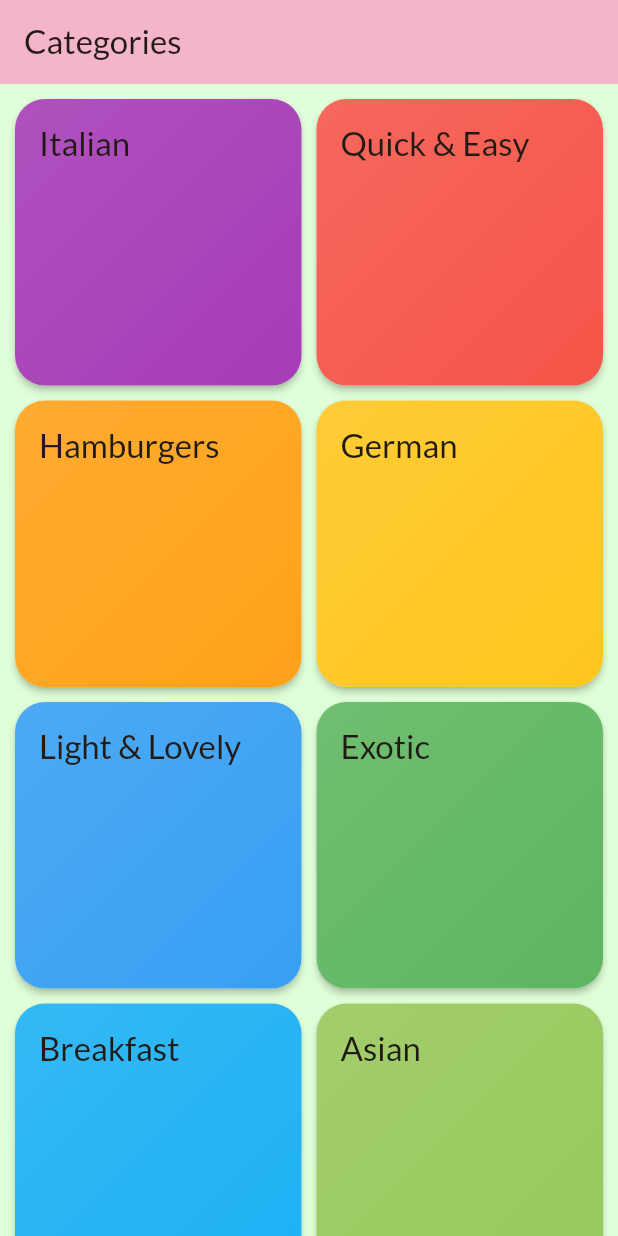
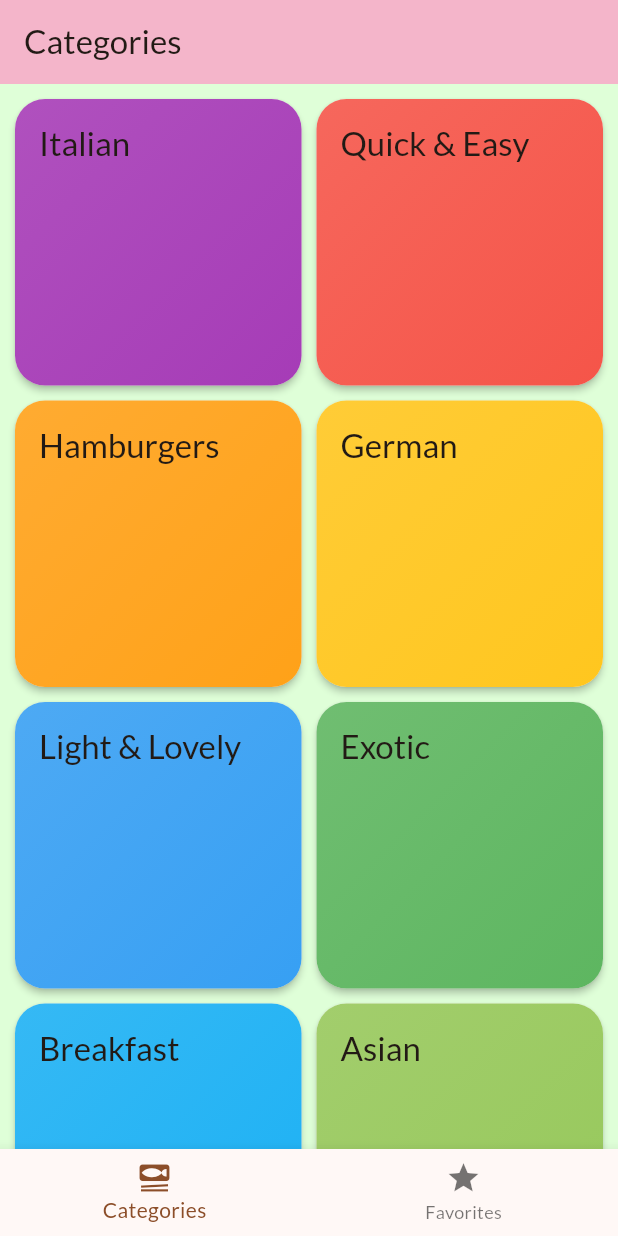
Before and after one commit to aritroo/recipe_app, a Flutter app: the screen it shows after launch, on a phone screen of 412 x 824 dp. Run offline on Flutter 3.47's test engine with Material 2 defaults, Android fonts, the phone set to English and light mode, and no system bars; our stand-ins replace google_fonts, sizer, transparent_image.

```diff
--- a/lib/main.dart
+++ b/lib/main.dart
@@ -1,6 +1,6 @@
 import 'package:flutter/material.dart';
 import 'package:google_fonts/google_fonts.dart';
-import 'package:recipe_app/screens/categoryScreen.dart';
+import 'package:recipe_app/screens/tabs.dart';
 import 'package:sizer/sizer.dart';
 
 void main() {
@@ -27,7 +27,7 @@ class MyApp extends StatelessWidget {
             ),
             textTheme: GoogleFonts.latoTextTheme(),
           ),
-          home: CategoryScreen(),
+          home: TabScreen(),
         );
       },
     );
--- a/lib/screens/categoryScreen.dart
+++ b/lib/screens/categoryScreen.dart
@@ -31,11 +31,7 @@ class CategoryScreen extends StatelessWidget {
 
   @override
   Widget build(BuildContext context) {
-    return Scaffold(
-      appBar: AppBar(
-        title: Text('Categories'),
-      ),
-      body: GridView(
+    return GridView(
       padding: EdgeInsets.all(10),
       gridDelegate: SliverGridDelegateWithFixedCrossAxisCount(
         crossAxisCount: 2,
@@ -53,7 +49,6 @@ class CategoryScreen extends StatelessWidget {
             onSelectCategory: () => _selectCategory(context, category),
           ),
       ],
-      ),
     );
   }
 }
--- a/lib/screens/mealScreen.dart
+++ b/lib/screens/mealScreen.dart
@@ -6,11 +6,11 @@ class MealScreen extends StatelessWidget {
   MealScreen({
     super.key,
     required this.meals,
-    required this.title,
+    this.title,
   });
 
   final List<Meal> meals;
-  final String title;
+  final String? title;
 
   @override
   Widget build(BuildContext context) {
@@ -41,9 +41,13 @@ class MealScreen extends StatelessWidget {
       );
     }
 
+    if (title == null) {
+      return content;
+    }
+
     return Scaffold(
       appBar: AppBar(
-        title: Text(title),
+        title: Text(title!),
       ),
       body: content,
     );
--- /dev/null
+++ b/lib/screens/tabs.dart
@@ -0,0 +1,51 @@
+import 'package:flutter/material.dart';
+import 'package:recipe_app/screens/categoryScreen.dart';
+import 'package:recipe_app/screens/mealScreen.dart';
+
+class TabScreen extends StatefulWidget {
+  const TabScreen({super.key});
+
+  @override
+  State<TabScreen> createState() => _TabScreenState();
+}
+
+class _TabScreenState extends State<TabScreen> {
+  int activeScreenIndex = 0;
+
+  void _setScreen(int index) {
+    setState(() {
+      activeScreenIndex = index;
+    });
+  }
+
+  @override
+  Widget build(BuildContext context) {
+    Widget activeScreen = CategoryScreen();
+    var activeScreenTitle = 'Categories';
+    if (activeScreenIndex == 1) {
+      activeScreen = MealScreen(
+        meals: [],
+      );
+      activeScreenTitle = 'Favorites';
+    }
+    return Scaffold(
+      appBar: AppBar(
+        title: Text(activeScreenTitle),
+      ),
+      body: activeScreen,
+      bottomNavigationBar: BottomNavigationBar(
+        onTap: _setScreen,
+        items: [
+          BottomNavigationBarItem(
+            icon: Icon(Icons.set_meal),
+            label: 'Categories',
+          ),
+          BottomNavigationBarItem(
+            icon: Icon(Icons.star),
+            label: 'Favorites',
+          ),
+        ],
+      ),
+    );
+  }
+}
```
Lines whose indentation alone changed are shown as unchanged.
